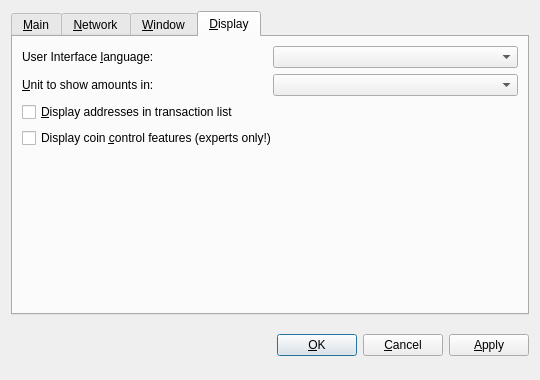
Old version of the form src/qt/forms/optionsdialog.ui in the repository mammix2/boostcoin-core.
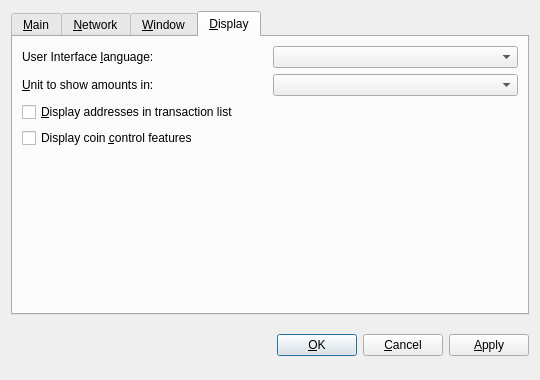
New version of the form. The open tabs and pages were chosen to show the change. Icons and pictures are not drawn. Custom widgets are drawn as their Qt base class.

Commit message: Coin control is not 'just' for experts :)

The edit to the form file:
```diff
--- a/src/qt/forms/optionsdialog.ui
+++ b/src/qt/forms/optionsdialog.ui
@@ -666,7 +666,7 @@
           <string>Whether to show coin control features or not.</string>
          </property>
          <property name="text">
-          <string>Display coin &amp;control features (experts only!)</string>
+          <string>Display coin &amp;control features</string>
          </property>
         </widget>
        </item>
```
